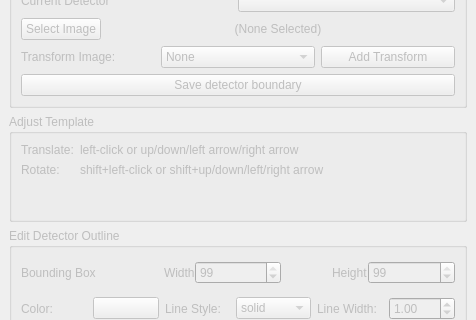
Before: the Qt Designer form hexrd/ui/resources/ui/llnl_import_tool_dialog.ui in HEXRD/hexrdgui, drawn with Qt 5; both pictures show x 0 to 476 and y 191 to 511 of the 476 by 656 pixel window.
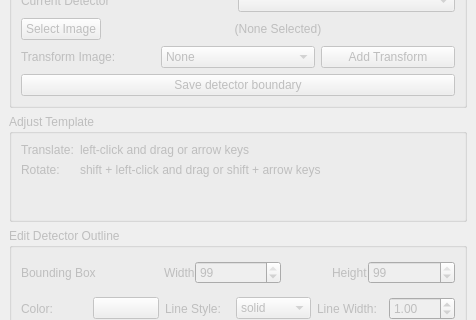
After: the same form once the commit is applied.

Commit message: Improve translate/rotate instructions

The edit to the form file:
```diff
--- a/hexrd/ui/resources/ui/llnl_import_tool_dialog.ui
+++ b/hexrd/ui/resources/ui/llnl_import_tool_dialog.ui
@@ -380,7 +380,7 @@
        <item row="0" column="1">
         <widget class="QLabel" name="translate_instructions_label">
          <property name="text">
-          <string>left-click or up/down/left arrow/right arrow</string>
+          <string>left-click and drag or arrow keys</string>
          </property>
         </widget>
        </item>
@@ -394,7 +394,7 @@
        <item row="1" column="1">
         <widget class="QLabel" name="rotate_instructions_label">
          <property name="text">
-          <string>shift+left-click or shift+up/down/left/right arrow</string>
+          <string>shift + left-click and drag or shift + arrow keys</string>
          </property>
          <property name="wordWrap">
           <bool>false</bool>
```
